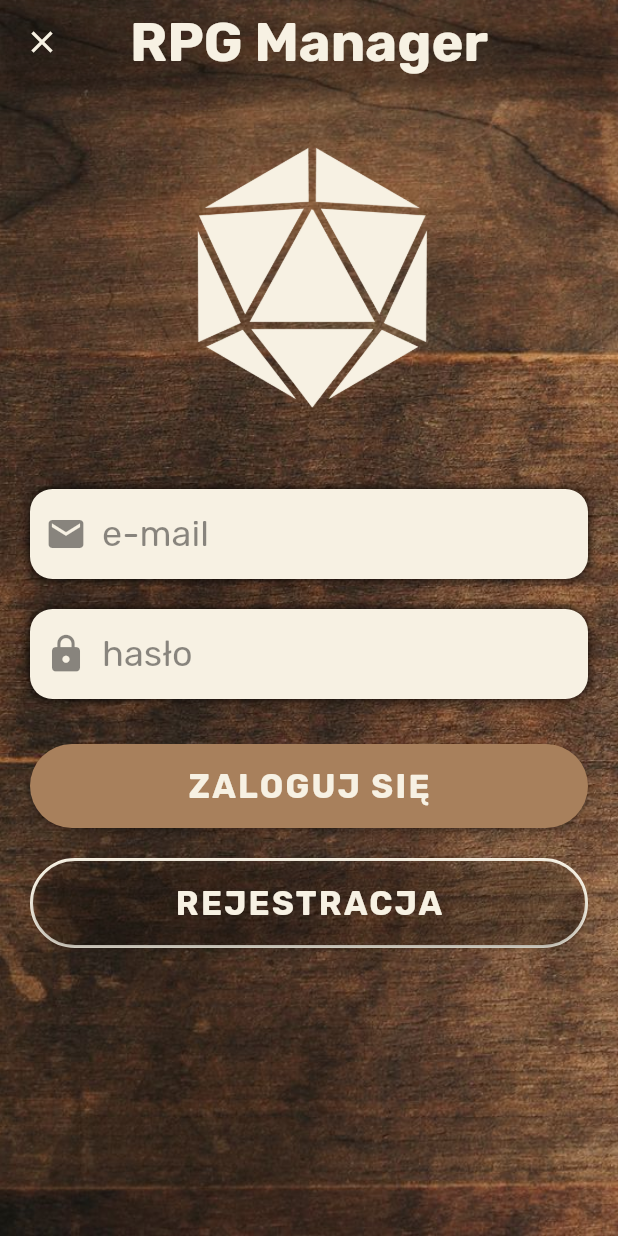
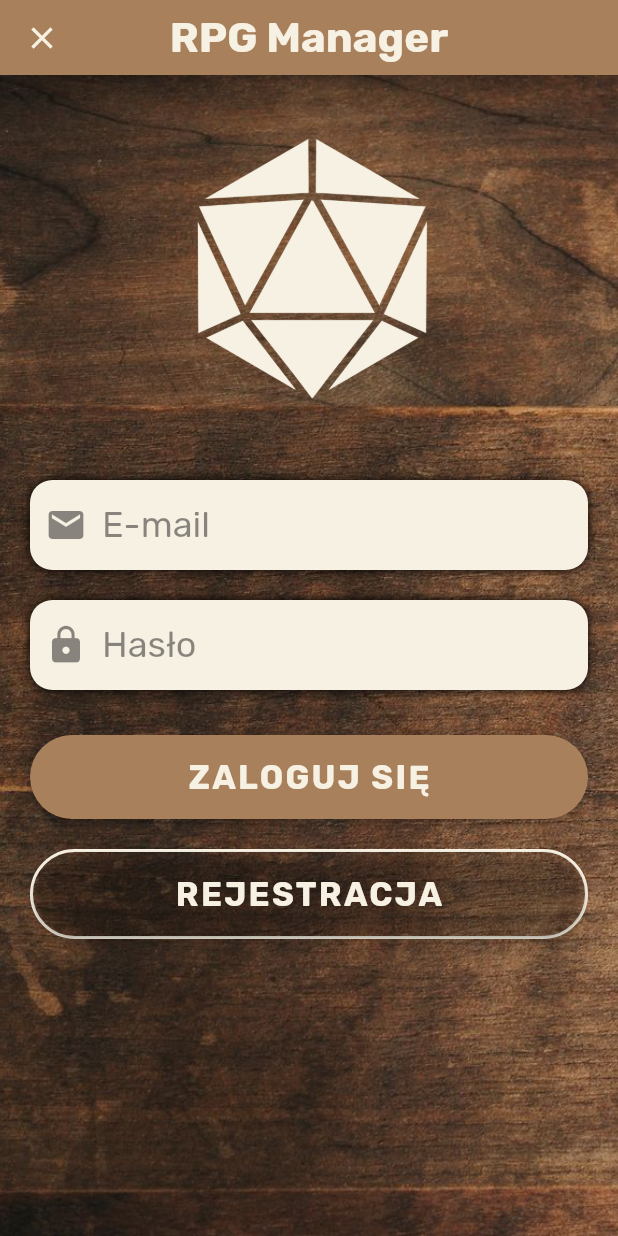
Before and after one commit to ArkadiuszHorwat/RPG-Manager, a Flutter app: the screen it shows after launch, on a phone screen of 412 x 824 dp. Run offline on Flutter 3.47's test engine with Material 2 defaults, Android fonts, the phone set to English and light mode, and no system bars; our stand-ins replace firebase_core, firebase_database, google_fonts; accounts and stored records are empty.

Commit message:
some changes

```diff
--- a/rpg_manager/lib/app.dart
+++ b/rpg_manager/lib/app.dart
@@ -1,9 +1,9 @@
 import 'package:flutter/material.dart';
 import 'package:flutter/services.dart';
 import 'package:flutter/widgets.dart';
-import 'package:google_fonts/google_fonts.dart';
 import 'package:rpg_manager/app_assets/localizations/app_local.dart';
 import 'package:rpg_manager/features/authorization/login/login.dart';
+import 'package:rpg_manager/widgets/app_nav_bar.dart';
 
 class App extends StatelessWidget {
   @override
@@ -20,15 +20,7 @@ class App extends StatelessWidget {
         Locale('en', 'US'),
         Locale('pl', 'PL'),
       ],
-      home: Container(
-        decoration: BoxDecoration(
-          image: DecorationImage(
-            image: AssetImage("lib/app_assets/images/background-img.jpeg"),
-            fit: BoxFit.cover,
-          ),
-        ),
-        child: StartPage(),
-      ),
+      home: StartPage(),
     );
   }
 }
@@ -38,24 +30,11 @@ class StartPage extends StatelessWidget {
   Widget build(BuildContext context) {
     return Scaffold(
       backgroundColor: Colors.transparent,
-      appBar: AppBar(
-        elevation: 5,
-        backgroundColor: Colors.transparent,
-        title: Text(
-          AppLocal.titleStartPage,
-          style: GoogleFonts.rubik(
-            textStyle: TextStyle(
-              fontSize: 36,
-              fontWeight: FontWeight.bold,
-              color: Color.fromARGB(255, 247, 241, 227),
-            ),
-          ),
-        ),
-        centerTitle: true,
-        leading: IconButton(
+      appBar: AppNavBar(
+        title: AppLocal.titleStartPage,
+        icon: IconButton(
             icon: Icon(
               Icons.close_outlined,
-              color: Color.fromARGB(255, 247, 241, 227),
             ),
             onPressed: () {
               exitAlert(context);
--- a/rpg_manager/lib/features/authorization/login/login.dart
+++ b/rpg_manager/lib/features/authorization/login/login.dart
@@ -1,11 +1,15 @@
 import 'package:flutter/cupertino.dart';
 import 'package:flutter/material.dart';
 import 'package:google_fonts/google_fonts.dart';
+import 'package:rpg_manager/features/authorization/register/register.dart';
+import 'package:rpg_manager/widgets/app_background.dart';
 
 class LoginScreen extends StatelessWidget {
   @override
   Widget build(BuildContext context) {
-    return SafeArea(
+    return Scaffold(
+      backgroundColor: Colors.transparent,
+      body: AppBackground(
         child: GestureDetector(
           behavior: HitTestBehavior.translucent,
           onTap: () => FocusScope.of(context).unfocus(),
@@ -28,9 +32,10 @@ class LoginScreen extends StatelessWidget {
                   ),
                   Padding(
                     padding: const EdgeInsets.fromLTRB(20, 10, 20, 10),
-                  child: _loginForm(),
+                    child: _loginForm(context),
                   ),
                 ],
+              ),
             ),
           ),
         ),
@@ -38,7 +43,7 @@ class LoginScreen extends StatelessWidget {
     );
   }
 
-  Widget _loginForm() {
+  Widget _loginForm(BuildContext context) {
     return Form(
       child: Column(
         children: [
@@ -54,7 +59,7 @@ class LoginScreen extends StatelessWidget {
           SizedBox(
             height: 20,
           ),
-          _registerButton(),
+          _registerButton(context),
         ],
       ),
     );
@@ -88,7 +93,7 @@ class LoginScreen extends StatelessWidget {
             color: Colors.black45,
             size: 28,
           ),
-          hintText: 'e-mail',
+          hintText: 'E-mail',
           hintStyle: GoogleFonts.rubik(
             textStyle: TextStyle(
               color: Colors.black45,
@@ -128,7 +133,7 @@ class LoginScreen extends StatelessWidget {
             color: Colors.black45,
             size: 28,
           ),
-          hintText: 'hasło',
+          hintText: 'Hasło',
           hintStyle: GoogleFonts.rubik(
             textStyle: TextStyle(
               color: Colors.black45,
@@ -172,7 +177,7 @@ class LoginScreen extends StatelessWidget {
     );
   }
 
-  Widget _registerButton() {
+  Widget _registerButton(BuildContext context) {
     return Container(
       width: double.infinity,
       decoration: BoxDecoration(
@@ -193,7 +198,13 @@ class LoginScreen extends StatelessWidget {
           ),
           backgroundColor: MaterialStateProperty.all<Color>(Colors.transparent),
         ),
-        onPressed: () {},
+        onPressed: () {
+          Navigator.of(context).push(
+            MaterialPageRoute(
+              builder: (context) => RegisterScreen(),
+            ),
+          );
+        },
         child: Text(
           'REJESTRACJA',
           style: GoogleFonts.rubik(
```
Lines whose indentation alone changed are shown as unchanged.
